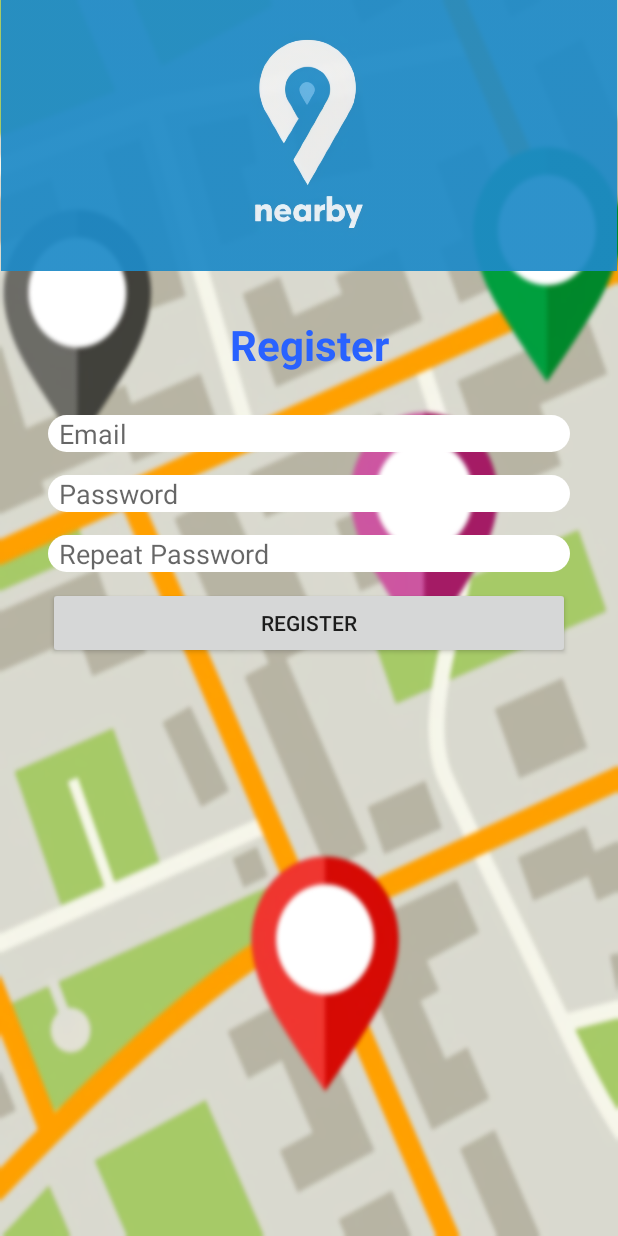
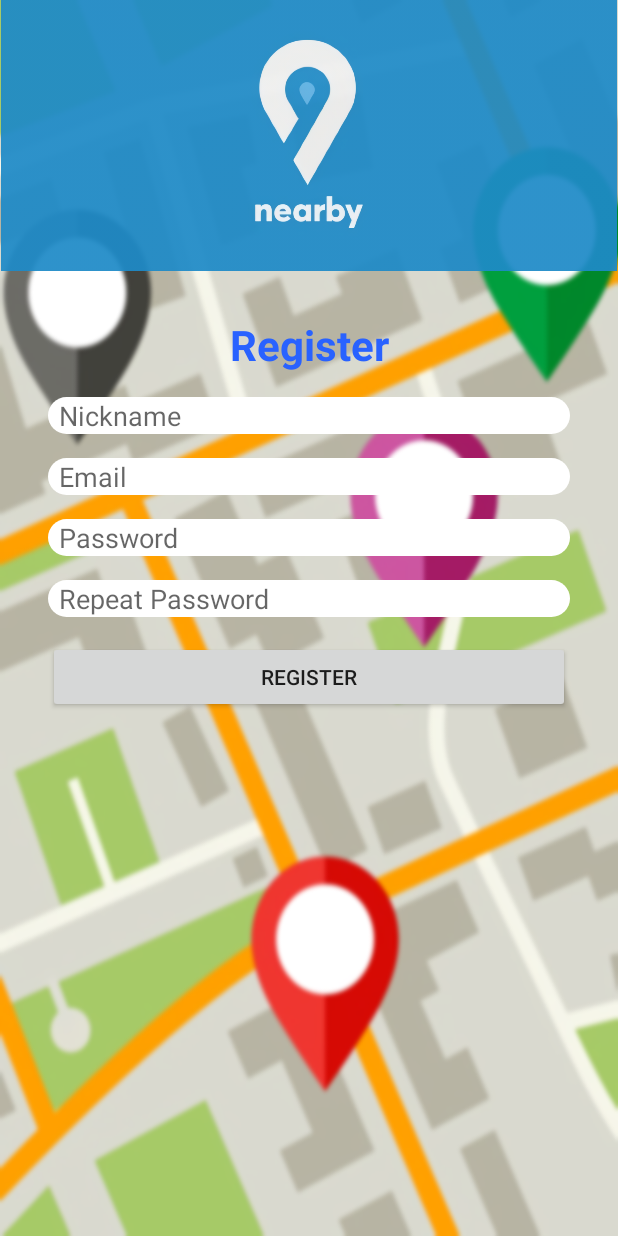
Before and after one commit to hmakarestov/nearby, an Android app: the RegisterActivity screen opened directly, with no data from a screen before it, on a phone screen of 412 x 824 dp. Run offline under Robolectric (Android 15) with nearby library versions, the phone set to English and light mode, and no system bars; our stand-ins replace Firebase (no records; nobody signed in at launch, a user with empty details on screens opened directly).

Commit message:
Added nickname for new accounts | it will be used to interact with other users |

```diff
--- a/app/src/main/res/layout/activity_register.xml
+++ b/app/src/main/res/layout/activity_register.xml
@@ -6,6 +6,24 @@
     android:layout_height="match_parent"
     android:background="@drawable/blurred_map"
     tools:context=".RegisterActivity">
+
+    <EditText
+        android:id="@+id/editTextRegisterNickname"
+        android:layout_width="0dp"
+        android:layout_height="wrap_content"
+        android:layout_marginStart="32dp"
+        android:layout_marginTop="16dp"
+        android:layout_marginEnd="32dp"
+        android:background="@drawable/rounded_style_editview"
+        android:ems="10"
+        android:hint="Nickname"
+        android:inputType="textEmailAddress"
+        android:paddingLeft="7dp"
+        android:singleLine="true"
+        app:layout_constraintEnd_toEndOf="parent"
+        app:layout_constraintHorizontal_bias="0.0"
+        app:layout_constraintStart_toStartOf="parent"
+        app:layout_constraintTop_toBottomOf="@+id/tvRegisterTitle" />
 
     <ImageView
         android:id="@+id/imageViewRegisterBanner"
@@ -36,7 +54,7 @@
         android:layout_width="0dp"
         android:layout_height="wrap_content"
         android:layout_marginStart="32dp"
-        android:layout_marginTop="28dp"
+        android:layout_marginTop="16dp"
         android:layout_marginEnd="32dp"
         android:background="@drawable/rounded_style_editview"
         android:ems="10"
@@ -45,15 +63,16 @@
         android:paddingLeft="7dp"
         android:singleLine="true"
         app:layout_constraintEnd_toEndOf="parent"
+        app:layout_constraintHorizontal_bias="0.0"
         app:layout_constraintStart_toStartOf="parent"
-        app:layout_constraintTop_toBottomOf="@+id/tvRegisterTitle" />
+        app:layout_constraintTop_toBottomOf="@+id/editTextRegisterNickname" />
 
     <EditText
         android:id="@+id/editTextRegisterPassword"
         android:layout_width="0dp"
         android:layout_height="wrap_content"
         android:layout_marginStart="32dp"
-        android:layout_marginTop="15dp"
+        android:layout_marginTop="16dp"
         android:layout_marginEnd="32dp"
         android:background="@drawable/rounded_style_editview"
         android:ems="10"
@@ -62,6 +81,7 @@
         android:paddingLeft="7dp"
         android:singleLine="true"
         app:layout_constraintEnd_toEndOf="parent"
+        app:layout_constraintHorizontal_bias="0.0"
         app:layout_constraintStart_toStartOf="parent"
         app:layout_constraintTop_toBottomOf="@+id/editTextRegisterEmail" />
 
@@ -70,7 +90,7 @@
         android:layout_width="0dp"
         android:layout_height="wrap_content"
         android:layout_marginStart="32dp"
-        android:layout_marginTop="15dp"
+        android:layout_marginTop="16dp"
         android:layout_marginEnd="32dp"
         android:background="@drawable/rounded_style_editview"
         android:ems="10"
@@ -79,6 +99,7 @@
         android:paddingLeft="7dp"
         android:singleLine="true"
         app:layout_constraintEnd_toEndOf="parent"
+        app:layout_constraintHorizontal_bias="0.0"
         app:layout_constraintStart_toStartOf="parent"
         app:layout_constraintTop_toBottomOf="@+id/editTextRegisterPassword" />
 
@@ -87,10 +108,11 @@
         android:layout_width="0dp"
         android:layout_height="wrap_content"
         android:layout_marginStart="32dp"
-        android:layout_marginTop="10dp"
+        android:layout_marginTop="16dp"
         android:layout_marginEnd="32dp"
         android:text="Register"
         app:layout_constraintEnd_toEndOf="parent"
+        app:layout_constraintHorizontal_bias="0.0"
         app:layout_constraintStart_toStartOf="parent"
         app:layout_constraintTop_toBottomOf="@+id/editTextRegisterRepeatPassword" />
 </androidx.constraintlayout.widget.ConstraintLayout>
```
Also changed, not shown: app/src/main/java/fhict/nl/nearby/LoginActivity.java (+0 -18 lines), app/src/main/java/fhict/nl/nearby/RegisterActivity.java (+32 -0 lines).
